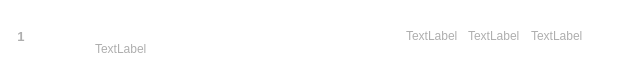
Qt form showitem.ui (Zarkec/Melody) before a commit.
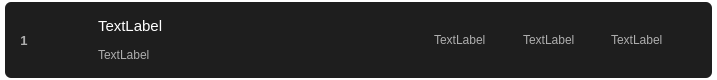
The same form after that commit. Icons and pictures are not drawn.

What changed in the file:
```diff
--- a/showitem.ui
+++ b/showitem.ui
@@ -6,8 +6,8 @@
    <rect>
     <x>0</x>
     <y>0</y>
-    <width>634</width>
-    <height>72</height>
+    <width>717</width>
+    <height>80</height>
    </rect>
   </property>
   <property name="windowTitle">
@@ -20,7 +20,26 @@
 </string>
   </property>
   <layout class="QGridLayout" name="gridLayout_2">
+   <property name="leftMargin">
+    <number>5</number>
+   </property>
+   <property name="topMargin">
+    <number>2</number>
+   </property>
+   <property name="rightMargin">
+    <number>5</number>
+   </property>
+   <property name="bottomMargin">
+    <number>2</number>
+   </property>
    <item row="0" column="0">
+    <widget class="QWidget" name="widget" native="true">
+     <property name="styleSheet">
+      <string notr="true">background-color: rgb(30, 30, 30);
+border-radius: 6px;</string>
+     </property>
+     <layout class="QHBoxLayout" name="horizontalLayout_2">
+      <item>
     <layout class="QHBoxLayout" name="horizontalLayout">
      <item>
       <widget class="QLabel" name="label_musicid">
@@ -40,7 +59,6 @@
         <font>
          <family>Microsoft YaHei UI</family>
          <pointsize>10</pointsize>
-         <weight>75</weight>
          <bold>true</bold>
         </font>
        </property>
@@ -106,7 +124,6 @@
           <font>
            <family>Microsoft YaHei UI</family>
            <pointsize>11</pointsize>
-           <weight>50</weight>
            <bold>false</bold>
           </font>
          </property>
@@ -249,6 +266,9 @@
       </spacer>
      </item>
     </layout>
+      </item>
+     </layout>
+    </widget>
    </item>
   </layout>
  </widget>
```
Left out of the diff: 12 changed lines with no effect on the pictures. Lines whose indentation alone changed are shown as unchanged.
